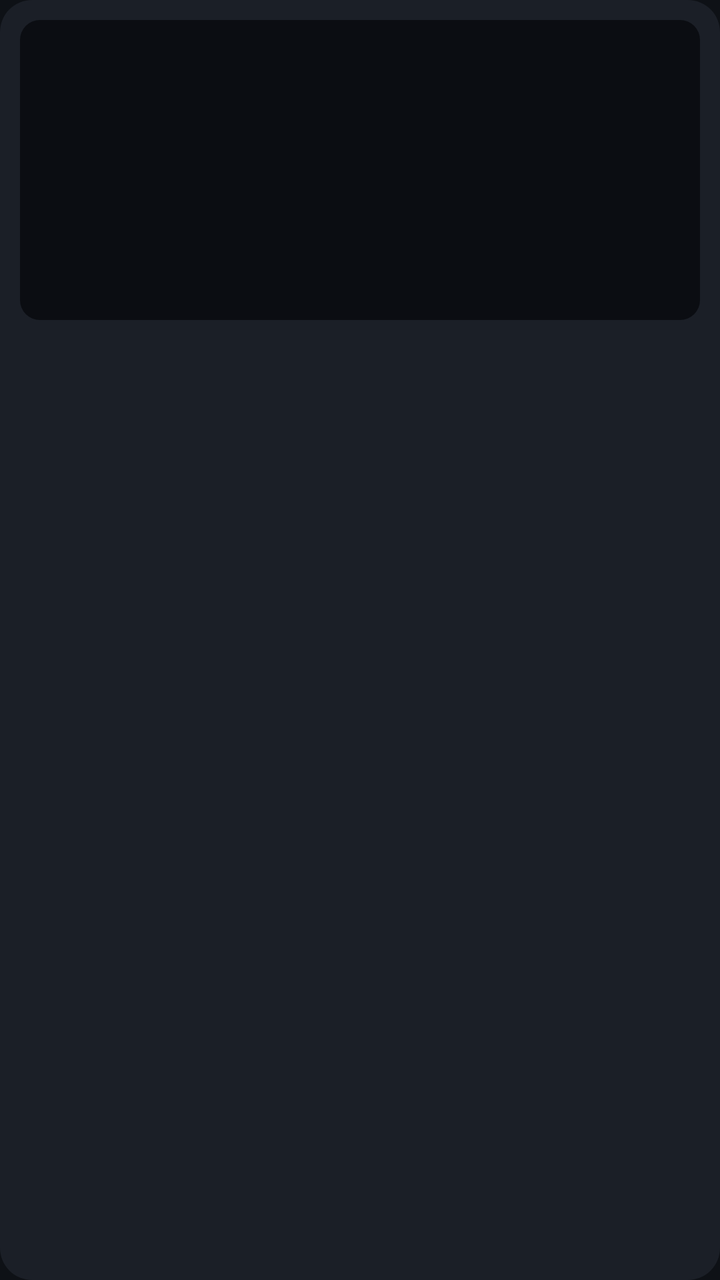
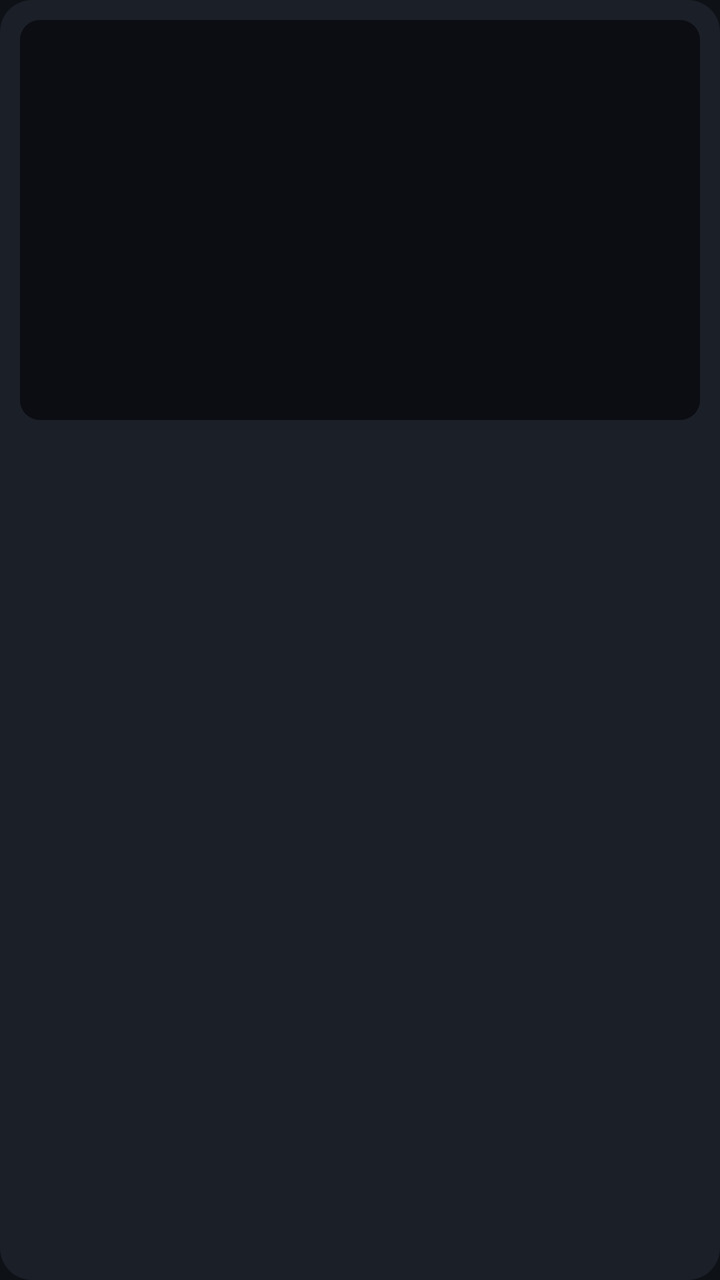

An Android layout rendered at two revisions. The XML below is the earlier revision; the diff shows what the commit changed to produce the second picture.
<!-- AndroidManifest.xml: application theme Theme.Explorer -->
<!-- res/layout/item_file_grid.xml -->
<?xml version="1.0" encoding="utf-8"?>
<FrameLayout xmlns:android="http://schemas.android.com/apk/res/android"
    android:layout_width="match_parent"
    android:layout_height="wrap_content"
    android:layout_margin="8dp"
    android:background="@drawable/bg_card"
    android:clickable="true"
    android:focusable="true">

    <LinearLayout
        android:layout_width="match_parent"
        android:layout_height="wrap_content"
        android:orientation="vertical"
        android:padding="10dp">

        <FrameLayout
            android:layout_width="match_parent"
            android:layout_height="150dp"
            android:background="@drawable/bg_thumb">

            <ImageView
                android:id="@+id/ivThumb"
                android:layout_width="match_parent"
                android:layout_height="match_parent"
                android:scaleType="centerCrop"
                android:visibility="gone" />

            <ImageView
                android:id="@+id/ivIcon"
                android:layout_width="64dp"
                android:layout_height="64dp"
                android:layout_gravity="center"
                android:scaleType="fitCenter" />
        </FrameLayout>

        <TextView
            android:id="@+id/tvName"
            android:layout_width="match_parent"
            android:layout_height="wrap_content"
            android:layout_marginTop="10dp"
            android:ellipsize="middle"
            android:singleLine="true"
            android:textColor="@color/text_primary"
            android:textSize="16sp" />
    </LinearLayout>

    <View
        android:id="@+id/viewDot"
        android:layout_width="14dp"
        android:layout_height="14dp"
        android:layout_gravity="top|start"
        android:layout_marginStart="8dp"
        android:layout_marginTop="8dp"
        android:background="@drawable/bg_dot_new"
        android:visibility="gone" />
    <View
        android:id="@+id/viewCheck"
        android:layout_width="24dp"
        android:layout_height="24dp"
        android:layout_gravity="top|end"
        android:layout_marginEnd="10dp"
        android:layout_marginTop="10dp"
        android:background="@drawable/bg_check"
        android:visibility="gone" />
</FrameLayout>
<!-- resources referenced by this layout -->
<resources>
  <color name="text_primary">#F3F5F8</color>
  <!-- drawable bg_card (drawable) -->
  <?xml version="1.0" encoding="utf-8"?>
  <selector xmlns:android="http://schemas.android.com/apk/res/android">
      <item android:state_focused="true">
          <shape android:shape="rectangle">
              <solid android:color="@color/surface_focus" />
              <stroke android:width="3dp" android:color="@color/accent" />
              <corners android:radius="16dp" />
          </shape>
      </item>
      <item>
          <shape android:shape="rectangle">
              <solid android:color="@color/surface" />
              <corners android:radius="16dp" />
          </shape>
      </item>
  </selector>
  <!-- drawable bg_check (drawable) -->
  <?xml version="1.0" encoding="utf-8"?>
  <selector xmlns:android="http://schemas.android.com/apk/res/android">
      <item android:state_selected="true">
          <shape android:shape="oval">
              <solid android:color="@color/accent" />
              <stroke android:width="2dp" android:color="#FFFFFF" />
          </shape>
      </item>
      <item>
          <shape android:shape="oval">
              <solid android:color="@color/bg_app" />
              <stroke android:width="2dp" android:color="@color/accent" />
          </shape>
      </item>
  </selector>
  <!-- drawable bg_dot_new (drawable) -->
  <?xml version="1.0" encoding="utf-8"?>
  <shape xmlns:android="http://schemas.android.com/apk/res/android" android:shape="oval">
      <solid android:color="@color/dot_new" />
      <stroke android:width="2dp" android:color="#FFFFFF" />
  </shape>
  <!-- drawable bg_thumb (drawable) -->
  <?xml version="1.0" encoding="utf-8"?>
  <shape xmlns:android="http://schemas.android.com/apk/res/android" android:shape="rectangle">
      <solid android:color="@color/thumb_bg" />
      <corners android:radius="10dp" />
  </shape>
  <style name="Theme.Explorer" parent="Theme.AppCompat.NoActionBar">
          <item name="colorPrimary">@color/accent_dark</item>
          <item name="colorPrimaryDark">@color/bg_app</item>
          <item name="colorAccent">@color/accent</item>
          <item name="android:windowBackground">@color/bg_app</item>
      </style>
  <color name="surface_focus">#2A3140</color>
  <color name="accent">#4FC3F7</color>
  <color name="surface">#1B1F27</color>
  <color name="bg_app">#0E1116</color>
  <color name="dot_new">#2979FF</color>
  <color name="thumb_bg">#0B0D12</color>
  <color name="accent_dark">#1565C0</color>
</resources>

<!-- the commit's change to res/layout/item_file_grid.xml (unified diff, before → after) -->
@@ -15,7 +15,7 @@
 
         <FrameLayout
             android:layout_width="match_parent"
-            android:layout_height="150dp"
+            android:layout_height="200dp"
             android:background="@drawable/bg_thumb">
 
             <ImageView
@@ -27,8 +27,8 @@
 
             <ImageView
                 android:id="@+id/ivIcon"
-                android:layout_width="64dp"
-                android:layout_height="64dp"
+                android:layout_width="120dp"
+                android:layout_height="120dp"
                 android:layout_gravity="center"
                 android:scaleType="fitCenter" />
         </FrameLayout>
